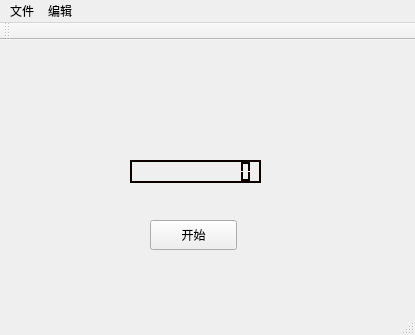
The window that gui/mainwindow.ui (zhnxin/QT-PrizeDraw) describes before a commit, drawn with Qt 5.
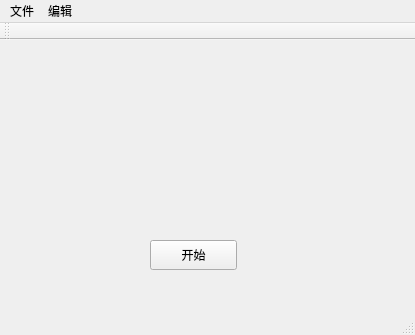
The same window after the commit.

Commit message: feature:支持一次性随机多个

```diff
--- a/gui/mainwindow.ui
+++ b/gui/mainwindow.ui
@@ -18,7 +18,7 @@
     <property name="geometry">
      <rect>
       <x>150</x>
-      <y>180</y>
+      <y>200</y>
       <width>87</width>
       <height>30</height>
      </rect>
@@ -30,436 +30,16 @@
      <string>开始</string>
     </property>
    </widget>
-   <widget class="QLCDNumber" name="lcdNumber">
+   <widget class="QWidget" name="verticalLayoutWidget">
     <property name="geometry">
      <rect>
-      <x>130</x>
-      <y>120</y>
-      <width>131</width>
-      <height>23</height>
+      <x>92</x>
+      <y>70</y>
+      <width>211</width>
+      <height>111</height>
      </rect>
     </property>
-    <property name="palette">
-     <palette>
-      <active>
-       <colorrole role="WindowText">
-        <brush brushstyle="SolidPattern">
-         <color alpha="255">
-          <red>255</red>
-          <green>255</green>
-          <blue>255</blue>
-         </color>
-        </brush>
-       </colorrole>
-       <colorrole role="Button">
-        <brush brushstyle="SolidPattern">
-         <color alpha="255">
-          <red>12</red>
-          <green>0</green>
-          <blue>0</blue>
-         </color>
-        </brush>
-       </colorrole>
-       <colorrole role="Light">
-        <brush brushstyle="SolidPattern">
-         <color alpha="255">
-          <red>18</red>
-          <green>0</green>
-          <blue>0</blue>
-         </color>
-        </brush>
-       </colorrole>
-       <colorrole role="Midlight">
-        <brush brushstyle="SolidPattern">
-         <color alpha="255">
-          <red>15</red>
-          <green>0</green>
-          <blue>0</blue>
-         </color>
-        </brush>
-       </colorrole>
-       <colorrole role="Dark">
-        <brush brushstyle="SolidPattern">
-         <color alpha="255">
-          <red>6</red>
-          <green>0</green>
-          <blue>0</blue>
-         </color>
-        </brush>
-       </colorrole>
-       <colorrole role="Mid">
-        <brush brushstyle="SolidPattern">
-         <color alpha="255">
-          <red>8</red>
-          <green>0</green>
-          <blue>0</blue>
-         </color>
-        </brush>
-       </colorrole>
-       <colorrole role="Text">
-        <brush brushstyle="SolidPattern">
-         <color alpha="255">
-          <red>255</red>
-          <green>255</green>
-          <blue>255</blue>
-         </color>
-        </brush>
-       </colorrole>
-       <colorrole role="BrightText">
-        <brush brushstyle="SolidPattern">
-         <color alpha="255">
-          <red>255</red>
-          <green>255</green>
-          <blue>255</blue>
-         </color>
-        </brush>
-       </colorrole>
-       <colorrole role="ButtonText">
-        <brush brushstyle="SolidPattern">
-         <color alpha="255">
-          <red>255</red>
-          <green>255</green>
-          <blue>255</blue>
-         </color>
-        </brush>
-       </colorrole>
-       <colorrole role="Base">
-        <brush brushstyle="SolidPattern">
-         <color alpha="255">
-          <red>0</red>
-          <green>0</green>
-          <blue>0</blue>
-         </color>
-        </brush>
-       </colorrole>
-       <colorrole role="Window">
-        <brush brushstyle="SolidPattern">
-         <color alpha="255">
-          <red>12</red>
-          <green>0</green>
-          <blue>0</blue>
-         </color>
-        </brush>
-       </colorrole>
-       <colorrole role="Shadow">
-        <brush brushstyle="SolidPattern">
-         <color alpha="255">
-          <red>0</red>
-          <green>0</green>
-          <blue>0</blue>
-         </color>
-        </brush>
-       </colorrole>
-       <colorrole role="AlternateBase">
-        <brush brushstyle="SolidPattern">
-         <color alpha="255">
-          <red>6</red>
-          <green>0</green>
-          <blue>0</blue>
-         </color>
-        </brush>
-       </colorrole>
-       <colorrole role="ToolTipBase">
-        <brush brushstyle="SolidPattern">
-         <color alpha="255">
-          <red>255</red>
-          <green>255</green>
-          <blue>220</blue>
-         </color>
-        </brush>
-       </colorrole>
-       <colorrole role="ToolTipText">
-        <brush brushstyle="SolidPattern">
-         <color alpha="255">
-          <red>0</red>
-          <green>0</green>
-          <blue>0</blue>
-         </color>
-        </brush>
-       </colorrole>
-      </active>
-      <inactive>
-       <colorrole role="WindowText">
-        <brush brushstyle="SolidPattern">
-         <color alpha="255">
-          <red>255</red>
-          <green>255</green>
-          <blue>255</blue>
-         </color>
-        </brush>
-       </colorrole>
-       <colorrole role="Button">
-        <brush brushstyle="SolidPattern">
-         <color alpha="255">
-          <red>12</red>
-          <green>0</green>
-          <blue>0</blue>
-         </color>
-        </brush>
-       </colorrole>
-       <colorrole role="Light">
-        <brush brushstyle="SolidPattern">
-         <color alpha="255">
-          <red>18</red>
-          <green>0</green>
-          <blue>0</blue>
-         </color>
-        </brush>
-       </colorrole>
-       <colorrole role="Midlight">
-        <brush brushstyle="SolidPattern">
-         <color alpha="255">
-          <red>15</red>
-          <green>0</green>
-          <blue>0</blue>
-         </color>
-        </brush>
-       </colorrole>
-       <colorrole role="Dark">
-        <brush brushstyle="SolidPattern">
-         <color alpha="255">
-          <red>6</red>
-          <green>0</green>
-          <blue>0</blue>
-         </color>
-        </brush>
-       </colorrole>
-       <colorrole role="Mid">
-        <brush brushstyle="SolidPattern">
-         <color alpha="255">
-          <red>8</red>
-          <green>0</green>
-          <blue>0</blue>
-         </color>
-        </brush>
-       </colorrole>
-       <colorrole role="Text">
-        <brush brushstyle="SolidPattern">
-         <color alpha="255">
-          <red>255</red>
-          <green>255</green>
-          <blue>255</blue>
-         </color>
-        </brush>
-       </colorrole>
-       <colorrole role="BrightText">
-        <brush brushstyle="SolidPattern">
-         <color alpha="255">
-          <red>255</red>
-          <green>255</green>
-          <blue>255</blue>
-         </color>
-        </brush>
-       </colorrole>
-       <colorrole role="ButtonText">
-        <brush brushstyle="SolidPattern">
-         <color alpha="255">
-          <red>255</red>
-          <green>255</green>
-          <blue>255</blue>
-         </color>
-        </brush>
-       </colorrole>
-       <colorrole role="Base">
-        <brush brushstyle="SolidPattern">
-         <color alpha="255">
-          <red>0</red>
-          <green>0</green>
-          <blue>0</blue>
-         </color>
-        </brush>
-       </colorrole>
-       <colorrole role="Window">
-        <brush brushstyle="SolidPattern">
-         <color alpha="255">
-          <red>12</red>
-          <green>0</green>
-          <blue>0</blue>
-         </color>
-        </brush>
-       </colorrole>
-       <colorrole role="Shadow">
-        <brush brushstyle="SolidPattern">
-         <color alpha="255">
-          <red>0</red>
-          <green>0</green>
-          <blue>0</blue>
-         </color>
-        </brush>
-       </colorrole>
-       <colorrole role="AlternateBase">
-        <brush brushstyle="SolidPattern">
-         <color alpha="255">
-          <red>6</red>
-          <green>0</green>
-          <blue>0</blue>
-         </color>
-        </brush>
-       </colorrole>
-       <colorrole role="ToolTipBase">
-        <brush brushstyle="SolidPattern">
-         <color alpha="255">
-          <red>255</red>
-          <green>255</green>
-          <blue>220</blue>
-         </color>
-        </brush>
-       </colorrole>
-       <colorrole role="ToolTipText">
-        <brush brushstyle="SolidPattern">
-         <color alpha="255">
-          <red>0</red>
-          <green>0</green>
-          <blue>0</blue>
-         </color>
-        </brush>
-       </colorrole>
-      </inactive>
-      <disabled>
-       <colorrole role="WindowText">
-        <brush brushstyle="SolidPattern">
-         <color alpha="255">
-          <red>6</red>
-          <green>0</green>
-          <blue>0</blue>
-         </color>
-        </brush>
-       </colorrole>
-       <colorrole role="Button">
-        <brush brushstyle="SolidPattern">
-         <color alpha="255">
-          <red>12</red>
-          <green>0</green>
-          <blue>0</blue>
-         </color>
-        </brush>
-       </colorrole>
-       <colorrole role="Light">
-        <brush brushstyle="SolidPattern">
-         <color alpha="255">
-          <red>18</red>
-          <green>0</green>
-          <blue>0</blue>
-         </color>
-        </brush>
-       </colorrole>
-       <colorrole role="Midlight">
-        <brush brushstyle="SolidPattern">
-         <color alpha="255">
-          <red>15</red>
-          <green>0</green>
-          <blue>0</blue>
-         </color>
-        </brush>
-       </colorrole>
-       <colorrole role="Dark">
-        <brush brushstyle="SolidPattern">
-         <color alpha="255">
-          <red>6</red>
-          <green>0</green>
-          <blue>0</blue>
-         </color>
-        </brush>
-       </colorrole>
-       <colorrole role="Mid">
-        <brush brushstyle="SolidPattern">
-         <color alpha="255">
-          <red>8</red>
-          <green>0</green>
-          <blue>0</blue>
-         </color>
-        </brush>
-       </colorrole>
-       <colorrole role="Text">
-        <brush brushstyle="SolidPattern">
-         <color alpha="255">
-          <red>6</red>
-          <green>0</green>
-          <blue>0</blue>
-         </color>
-        </brush>
-       </colorrole>
-       <colorrole role="BrightText">
-        <brush brushstyle="SolidPattern">
-         <color alpha="255">
-          <red>255</red>
-          <green>255</green>
-          <blue>255</blue>
-         </color>
-        </brush>
-       </colorrole>
-       <colorrole role="ButtonText">
-        <brush brushstyle="SolidPattern">
-         <color alpha="255">
-          <red>6</red>
-          <green>0</green>
-          <blue>0</blue>
-         </color>
-        </brush>
-       </colorrole>
-       <colorrole role="Base">
-        <brush brushstyle="SolidPattern">
-         <color alpha="255">
-          <red>12</red>
-          <green>0</green>
-          <blue>0</blue>
-         </color>
-        </brush>
-       </colorrole>
-       <colorrole role="Window">
-        <brush brushstyle="SolidPattern">
-         <color alpha="255">
-          <red>12</red>
-          <green>0</green>
-          <blue>0</blue>
-         </color>
-        </brush>
-       </colorrole>
-       <colorrole role="Shadow">
-        <brush brushstyle="SolidPattern">
-         <color alpha="255">
-          <red>0</red>
-          <green>0</green>
-          <blue>0</blue>
-         </color>
-        </brush>
-       </colorrole>
-       <colorrole role="AlternateBase">
-        <brush brushstyle="SolidPattern">
-         <color alpha="255">
-          <red>12</red>
-          <green>0</green>
-          <blue>0</blue>
-         </color>
-        </brush>
-       </colorrole>
-       <colorrole role="ToolTipBase">
-        <brush brushstyle="SolidPattern">
-         <color alpha="255">
-          <red>255</red>
-          <green>255</green>
-          <blue>220</blue>
-         </color>
-        </brush>
-       </colorrole>
-       <colorrole role="ToolTipText">
-        <brush brushstyle="SolidPattern">
-         <color alpha="255">
-          <red>0</red>
-          <green>0</green>
-          <blue>0</blue>
-         </color>
-        </brush>
-       </colorrole>
-      </disabled>
-     </palette>
-    </property>
-    <property name="layoutDirection">
-     <enum>Qt::LeftToRight</enum>
-    </property>
-    <property name="digitCount">
-     <number>11</number>
-    </property>
+    <layout class="QVBoxLayout" name="verticalLayout"/>
    </widget>
   </widget>
   <widget class="QMenuBar" name="menuBar">
```
The commit also changes 2 other files.
